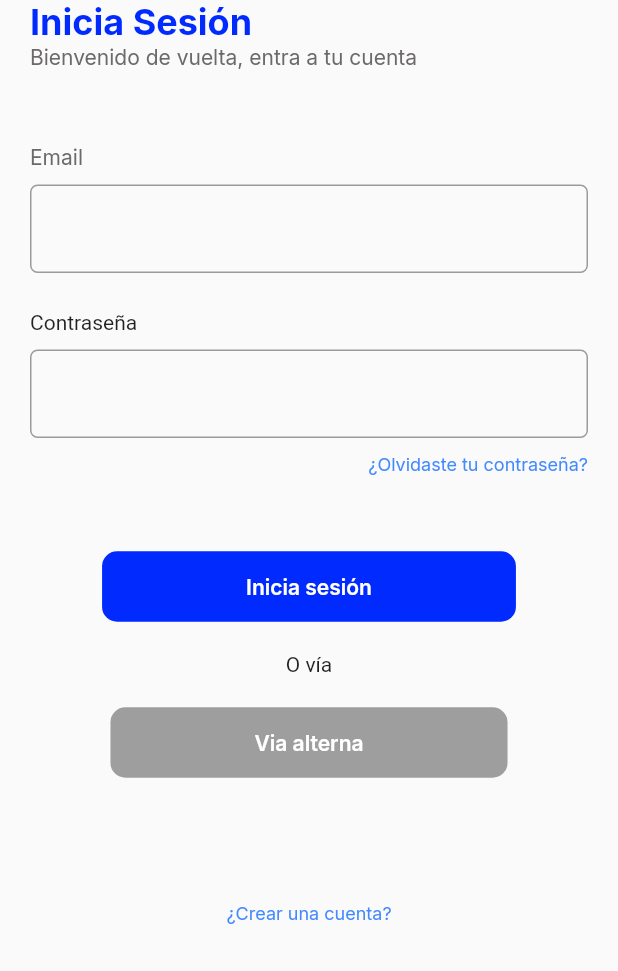
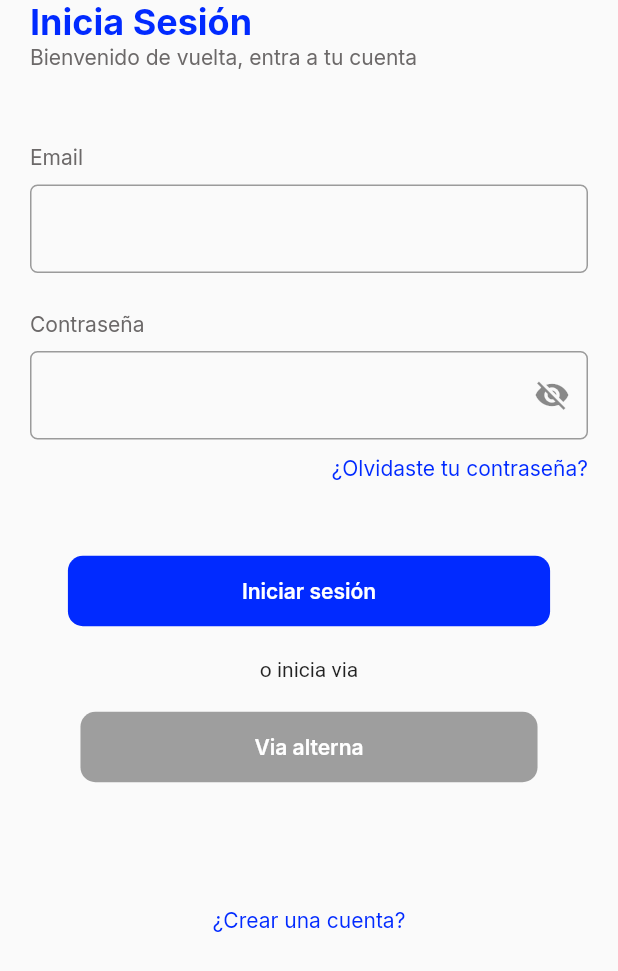
Before and after one commit to OmarGabrielRamirez/mstogo_app, a Flutter app: the screen it shows after launch, on a phone screen of 412 x 824 dp. Shown: the top 971 px of the screen. Run offline on Flutter 3.47's test engine with Material 2 defaults, Android fonts, the phone set to English and light mode, and no system bars; our stand-ins replace get, get_storage, google_fonts.

Commit message:
Colores corregidos

```diff
--- a/lib/screens/login_page.dart
+++ b/lib/screens/login_page.dart
@@ -41,11 +41,14 @@ class LoginPage extends StatelessWidget {
                 SizedBox(
                   height: 25,
                 ),
-                Text("Contraseña"),
+                Text("Contraseña",
+                style: subtitleLoginTextStyle,
+                ),
                 SizedBox(
                   height: 10,
                 ),
                 InputTexts(
+                  icon: Icon(Icons.visibility_off),
                   obscureText: true,
                 ),
                 SizedBox(height: 10),
@@ -70,9 +73,9 @@ class LoginPage extends StatelessWidget {
                               borderRadius: BorderRadius.circular(10)),
                           child: Container(
                             padding: EdgeInsets.symmetric(
-                                horizontal: 80, vertical: 15),
+                                horizontal: 100, vertical: 15),
                             child: Text(
-                              "Inicia sesión",
+                              "Iniciar sesión",
                               style: buttonTextStyle,
                             ),
                           )),
@@ -80,7 +83,7 @@ class LoginPage extends StatelessWidget {
                     SizedBox(
                       height: 20,
                     ),
-                    Text("O vía"),
+                    Text("o inicia via"),
                     SizedBox(
                       height: 20,
                     ),
@@ -91,7 +94,7 @@ class LoginPage extends StatelessWidget {
                       ),
                       child: Container(
                         padding:
-                            EdgeInsets.symmetric(horizontal: 80, vertical: 15),
+                            EdgeInsets.symmetric(horizontal: 100, vertical: 15),
                         child: Text(
                           "Via alterna",
                           style: buttonTextStyle,
--- a/lib/theme.dart
+++ b/lib/theme.dart
@@ -48,5 +48,5 @@ TextStyle get subtitleLoginTextStyle {
 }
 
 TextStyle get passwordLoginTextStyle {
-  return GoogleFonts.inter(fontSize: 12, color: Colors.blueAccent);
+  return GoogleFonts.inter(fontSize: 14, color: primaryClr);
 }
```
